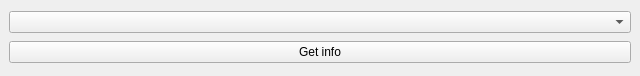
First picture: the form in gui/ui_files/auctionInfoWindow.ui, repository JPogodzinski/SMPC, before the edit.
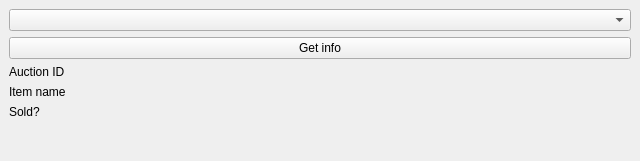
Second picture: the form after the edit.

Diff of the .ui file:
```diff
--- a/gui/ui_files/auctionInfoWindow.ui
+++ b/gui/ui_files/auctionInfoWindow.ui
@@ -7,18 +7,60 @@
     <x>0</x>
     <y>0</y>
     <width>640</width>
-    <height>76</height>
+    <height>161</height>
    </rect>
   </property>
   <property name="windowTitle">
    <string>Auction Info</string>
   </property>
   <widget class="QWidget" name="centralwidget">
-   <layout class="QVBoxLayout" name="verticalLayout">
-    <item>
+   <layout class="QFormLayout" name="formLayout">
+    <item row="2" column="0">
+     <widget class="QLabel" name="auctionIDLabel">
+      <property name="text">
+       <string>Auction ID</string>
+      </property>
+     </widget>
+    </item>
+    <item row="4" column="0">
+     <widget class="QLabel" name="itemNameLabel">
+      <property name="text">
+       <string>Item name </string>
+      </property>
+     </widget>
+    </item>
+    <item row="6" column="0">
+     <widget class="QLabel" name="soldLabel">
+      <property name="text">
+       <string>Sold?</string>
+      </property>
+     </widget>
+    </item>
+    <item row="2" column="1">
+     <widget class="QLabel" name="auctionIDOutput">
+      <property name="text">
+       <string/>
+      </property>
+     </widget>
+    </item>
+    <item row="4" column="1">
+     <widget class="QLabel" name="itemNameOutput">
+      <property name="text">
+       <string/>
+      </property>
+     </widget>
+    </item>
+    <item row="6" column="1">
+     <widget class="QLabel" name="soldOutput">
+      <property name="text">
+       <string/>
+      </property>
+     </widget>
+    </item>
+    <item row="0" column="0" colspan="2">
      <widget class="QComboBox" name="chooseAuctionComboBox"/>
     </item>
-    <item>
+    <item row="1" column="0" colspan="2">
      <widget class="QPushButton" name="chooseAuctionButton">
       <property name="text">
        <string>Get info</string>
```
